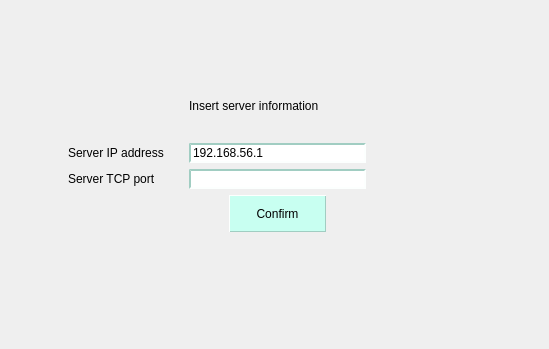
This is CLIENT/GUI/connection/ui/gui_server.ui in GiuliCler/GIMPteam as Qt 5 draws it before an edit. The edited form follows.
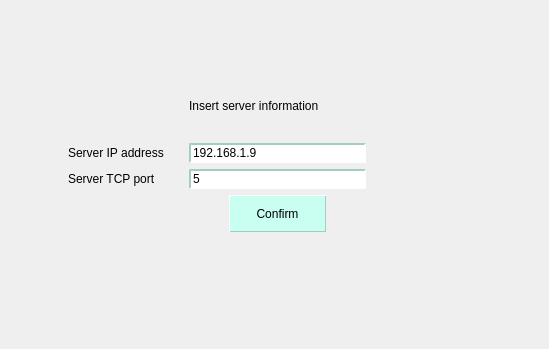
This is the edited form.

```diff
--- a/CLIENT/GUI/connection/ui/gui_server.ui
+++ b/CLIENT/GUI/connection/ui/gui_server.ui
@@ -134,7 +134,7 @@
    <item row="3" column="2">
     <widget class="QLineEdit" name="addressLineEdit">
      <property name="text">
-      <string>192.168.56.1</string>
+      <string>192.168.1.9</string>
      </property>
     </widget>
    </item>
@@ -148,7 +148,7 @@
    <item row="4" column="2">
     <widget class="QLineEdit" name="portLineEdit">
      <property name="text">
-      <string/>
+      <string>5</string>
      </property>
     </widget>
    </item>
```
